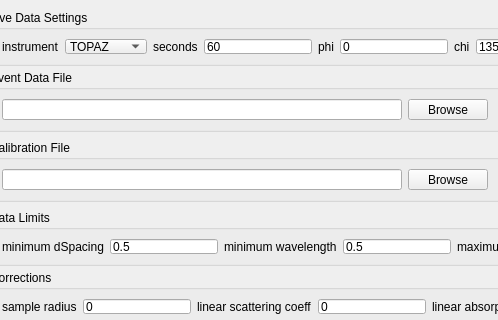
Before: the Qt Designer form design.ui in VickieLynch/MantidEV, drawn with Qt 5; both pictures show x 0 to 498 and y 0 to 320 of the 1196 by 803 pixel window.
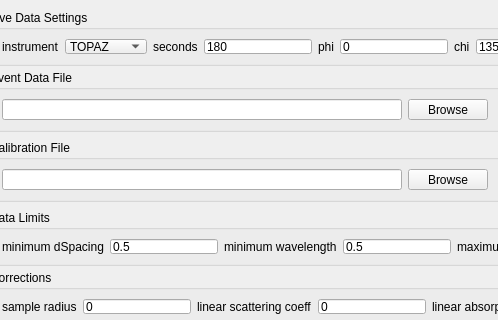
After: the same form once the commit is applied.

What changed in the file:
```diff
--- a/design.ui
+++ b/design.ui
@@ -180,7 +180,7 @@
        <string/>
       </property>
       <property name="text">
-       <string>60</string>
+       <string>180</string>
       </property>
       <property name="maxLength">
        <number>32767</number>
```
Left out of the diff: 2 changed lines with no effect on the pictures.
